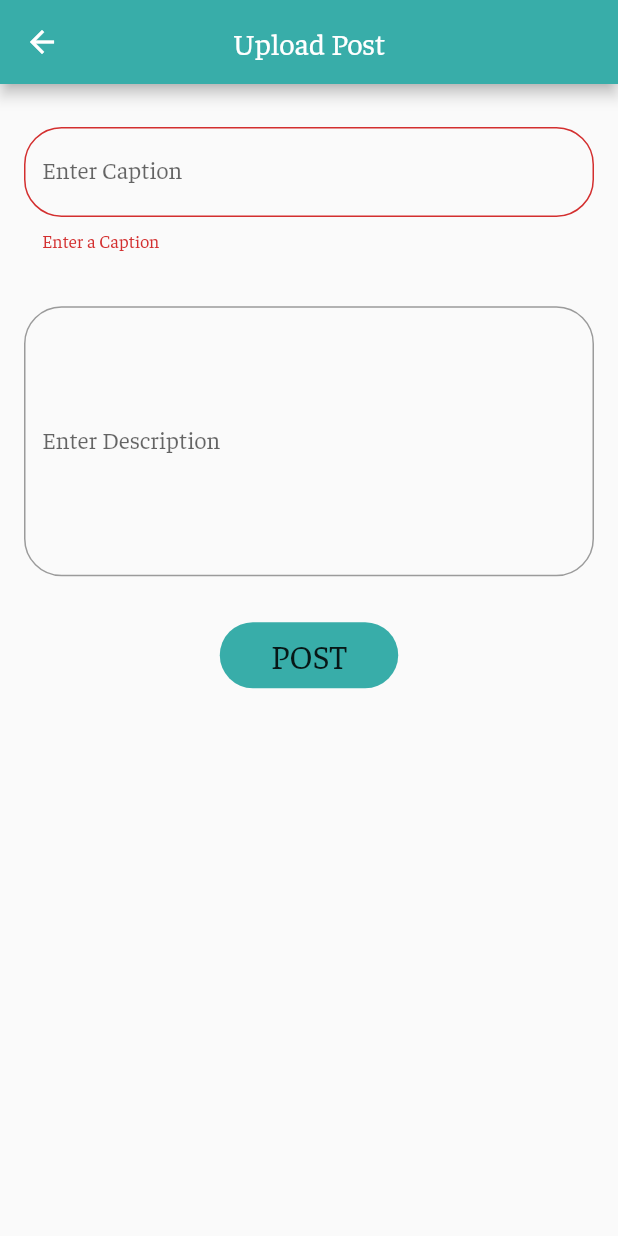
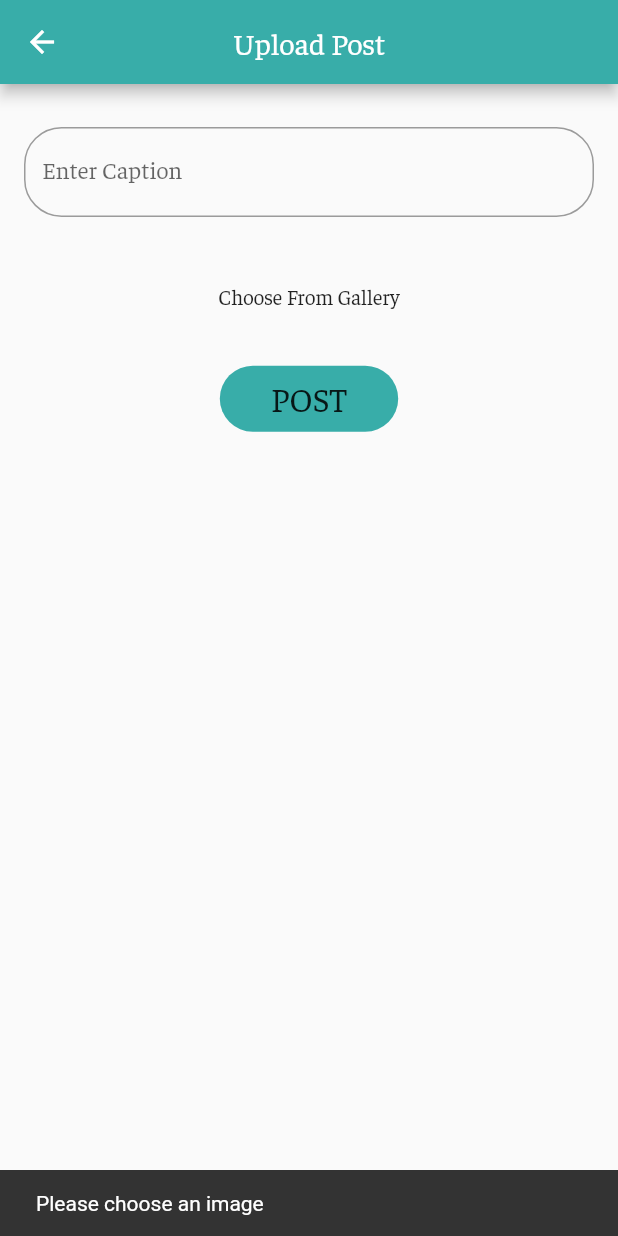
Before and after one commit to Prash2002/aurea, a Flutter app: the UploadPost screen opened directly, after a tap on "POST", on a phone screen of 412 x 824 dp. Run offline on Flutter 3.47's test engine with Material 2 defaults, Android fonts, the phone set to English and light mode, and no system bars; our stand-ins replace carousel_slider, cloud_firestore, curved_navigation_bar, firebase_auth, firebase_storage, flutter_svg and 3 more; accounts and stored records are empty.

Commit message:
post uploaded

```diff
--- a/lib/models/post_model.dart
+++ b/lib/models/post_model.dart
@@ -1,14 +1,53 @@
-import 'package:aurea/models/user_model.dart';
+import 'package:cloud_firestore/cloud_firestore.dart';
 
 class Post{
+  String id;
   String caption;
   String description;
   String imageUrl;
-  User user;
+  String username;
+  String userPhoto;
+  String ownerId;
+  Timestamp timestamp;
+  // Map likes;
+
   Post({
     this.caption ,
-    this.description ,
+    // this.description ,
+    this.id,
     this.imageUrl ,
-    this.user,
+    this.username,
+    this.userPhoto,
+    this.ownerId,
+    this.timestamp,
   });
+
+  final CollectionReference postCollection = Firestore.instance.collection('posts');
+
+   factory Post.fromDocument(DocumentSnapshot doc){
+     return Post(
+       caption: doc['caption'],
+      //  description: doc['description'],
+       imageUrl: doc['imageUrl'],
+       username: doc['username'],
+       userPhoto: doc['userPhoto'],
+       ownerId: doc['ownerId'],
+       timestamp: doc['timestamp'],
+      //  id: doc['id']
+     );
+   }
+   addDocument(Post post) async {
+     await postCollection
+      // .document(post.ownerId).collection('userPost')
+      .document(post.id).setData({
+      "id":post.id,
+      "caption" : post.caption,
+      // "description": post.description,
+      "imageUrl": post.imageUrl,
+      "username" : post.username,
+      "userPhoto": post.userPhoto,
+      "timestamp": post.timestamp,
+      "likes" : {}
+   } );
+   }
 }
--- a/lib/screens/uploadPost.dart
+++ b/lib/screens/uploadPost.dart
@@ -1,7 +1,13 @@
 import 'dart:async';
+import 'dart:io';
+import 'package:aurea/models/post_model.dart';
 import 'package:aurea/models/user_model.dart';
 import 'package:aurea/screens/home.dart';
+import 'package:cloud_firestore/cloud_firestore.dart';
+import 'package:firebase_storage/firebase_storage.dart';
 import 'package:flutter/material.dart';
+import 'package:image_picker/image_picker.dart';
+import 'package:uuid/uuid.dart';
 
 class UploadPost extends StatefulWidget {
   final User currentUser;
@@ -15,6 +21,80 @@ class _UploadPostState extends State<UploadPost> {
   final skey = GlobalKey<ScaffoldState>();
   String caption = '';
   String description = '';
+  File _image;
+  String imageUrl;
+  String postId = Uuid().v4();
+  bool isUploading = false;
+
+
+  // compressImage() async {
+  //     final tempDir = await getTemporaryDirectory();
+  //     final path = tempDir.path;
+  //     imageLib.Image image = imageLib.decodeImage(imageFile.readAsBytesSync());
+  //     var compressedImage = File('$path/img_$postId.jpg')..writeAsBytesSync(imageLib.encodeJpg(image, quality: 85));
+  //   }
+Future<String> uploadFile(File imageFile) async {
+      StorageReference storageReference =
+          FirebaseStorage.instance.ref().child('offer/$postId');
+      StorageUploadTask uploadTask = storageReference.putFile(imageFile);
+      await uploadTask.onComplete;
+      print('File Uploaded');
+      String downloadUrl = await storageReference.getDownloadURL();
+      return downloadUrl;
+    }
+
+
+  chooseFromGallery() async{
+    // File file = await ImagePicker.pickImage(
+      // source: ImageSource.gallery,
+      // ) ;
+      final PickedFile file = await ImagePicker().getImage(
+        source: ImageSource.gallery,
+        );
+        setState((){
+          _image = File(file.path);
+        });
+  }
+
+  handleSubmit() async {
+                  if(_image==null){
+                    print('Bitch! Image');
+                    SnackBar snackbar = SnackBar(content: Text('Please choose an image'),);
+                    skey.currentState.showSnackBar(snackbar);
+                  }
+                  else if(_key.currentState.validate()) {
+                    _key.currentState.save();
+                    setState(() {
+                      isUploading = true;
+                    });
+
+                     imageUrl = await uploadFile(_image);
+                    Post post = Post(
+                      id: postId,
+                      caption : caption,
+                      // ID is googleId and not authentication id
+                      ownerId : widget.currentUser.id,
+                      username: widget.currentUser.name,
+                      userPhoto: widget.currentUser.photoUrl,
+                      timestamp: Timestamp.fromDate(DateTime.now()),
+                      imageUrl: imageUrl,
+                    );
+                    await Post().addDocument(post);
+                    print(post.ownerId);
+                    setState(() {
+                      isUploading = false;
+                      postId = Uuid().v4();
+                    });
+
+                    SnackBar snackbar = SnackBar(content: Text('Post Uploaded :)'),);
+                    skey.currentState.showSnackBar(snackbar);
+                    Timer(Duration(seconds: 5),(){
+                      // print('posted');
+                      Navigator.push(context, MaterialPageRoute(builder: (context)=>Home(currentUser: widget.currentUser)));
+                    });
+                  }
+
+  }
 
   @override
   Widget build(BuildContext context) {
@@ -27,7 +107,8 @@ class _UploadPostState extends State<UploadPost> {
         title: Text('Upload Post'),
         centerTitle: true,
       ),
-        body: Form(
+        body: SingleChildScrollView(
+                  child: Form(
           key: _key,
           child: Column(
             children: <Widget>[
@@ -64,43 +145,41 @@ class _UploadPostState extends State<UploadPost> {
               SizedBox(
                 height: height*0.025,
               ),
-            Padding(
-              padding: const EdgeInsets.symmetric(horizontal:16.0, vertical: 8.0),
-              child: TextFormField(
-                decoration: InputDecoration(
-                  labelText: "Enter Description",
-                      fillColor: Colors.white,
-                      border: new OutlineInputBorder(
-                        borderRadius: new BorderRadius.circular(25.0),
-                        borderSide: new BorderSide(
+              _image!=null?
+              Image.file(
+                _image,
+              )
+              :
+              FlatButton(
+                onPressed: () => chooseFromGallery(),
+                child: Text('Choose From Gallery')
                 ),
-                    ),
-                ),
-                onChanged: (cap){
-                  setState((){
-                    description = cap;
-                    print(description);
-                  });
-                },
-                maxLines: 7 ,
-              ),
-            ),
+              // Padding(
+              //   padding: const EdgeInsets.symmetric(horizontal:16.0, vertical: 8.0),
+              //   child: TextFormField(
+              //     decoration: InputDecoration(
+              //       labelText: "Enter Description",
+              //           fillColor: Colors.white,
+              //           border: new OutlineInputBorder(
+              //             borderRadius: new BorderRadius.circular(25.0),
+              //             borderSide: new BorderSide(
+              //           ),
+              //         ),
+              //     ),
+              //     onChanged: (cap){
+              //       setState((){
+              //         description = cap;
+              //         print(description);
+              //       });
+              //     },
+              //     maxLines: 7 ,
+              //   ),
+              // ),
               SizedBox(
                 height: height*0.025,
               ),
               FlatButton(
-              onPressed: (){
-                if(_key.currentState.validate()){
-                  _key.currentState.save();
-                  SnackBar snackbar = SnackBar(content: Text('Post Uploaded :)'),);
-                  skey.currentState.showSnackBar(snackbar);
-                  Timer(Duration(seconds: 5),(){
-                    // print('posted');
-                    Navigator.push(context, MaterialPageRoute(builder: (context)=>Home(currentUser: widget.currentUser)));
-                  });
-                }
-
-              },
+                onPressed:  isUploading? null : () => handleSubmit(),
                 color: Color.fromRGBO(56, 173, 169,1),
                 child: Padding(
                   padding: const EdgeInsets.symmetric(horizontal:18.0, vertical: 8.0),
@@ -119,6 +198,7 @@ class _UploadPostState extends State<UploadPost> {
             ],
           ),
       ),
+        ),
     );
   }
 }
```
Also changed, not shown: lib/screens/addPost.dart (+15 -7 lines), pubspec.yaml (+6 -4 lines), pubspec.lock, 1 other file. Lines whose indentation alone changed are shown as unchanged.
